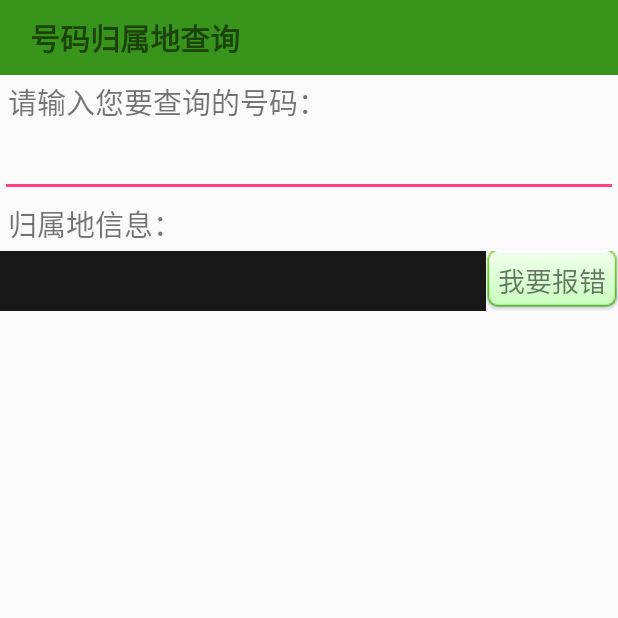
After one commit to huwangzhang/MobileSafe20, an Android app: the AddressQueryActivity screen opened directly, with no data from a screen before it, on a phone screen of 412 x 824 dp, the top half of it. The commit adds this screen. Run offline under Robolectric (Android 15) with nearby library versions, the phone set to English and light mode, and no system bars.

Commit message:
手机卫士

```diff
--- /dev/null
+++ b/app/src/main/java/com/example/huwang/mobilesafe20/activity/AddressQueryActivity.java
@@ -0,0 +1,19 @@
+package com.example.huwang.mobilesafe20.activity;
+
+import android.app.Activity;
+import android.os.Bundle;
+import android.support.annotation.Nullable;
+
+import com.example.huwang.mobilesafe20.R;
+
+/**
+ * Created by huwang on 2017/4/3.
+ */
+
+public class AddressQueryActivity extends Activity {
+    @Override
+    protected void onCreate(@Nullable Bundle savedInstanceState) {
+        super.onCreate(savedInstanceState);
+        setContentView(R.layout.activity_address_query);
+    }
+}
--- a/app/src/main/java/com/example/huwang/mobilesafe20/activity/SplashActivity.java
+++ b/app/src/main/java/com/example/huwang/mobilesafe20/activity/SplashActivity.java
@@ -1,10 +1,8 @@
 package com.example.huwang.mobilesafe20.activity;
 
 
-import android.Manifest;
 import android.app.Activity;
 import android.app.AlertDialog;
-import android.app.Application;
 import android.app.Dialog;
 import android.content.Context;
 import android.content.DialogInterface;
@@ -48,7 +46,7 @@ public class SplashActivity extends Activity {
         // AlphaAnimation anim=new AlphaAnimation(透明度开始,透明度 结束)
         AlphaAnimation anim = new AlphaAnimation(0.5f, 1.0f);
         // 时长
-        anim.setDuration(3000);
+        anim.setDuration(1000);
         // 作用于哪个范围
         findViewById(R.id.root).startAnimation(anim);
 
--- /dev/null
+++ b/app/src/main/res/layout/activity_address_query.xml
@@ -0,0 +1,52 @@
+<?xml version="1.0" encoding="utf-8"?>
+<LinearLayout xmlns:android="http://schemas.android.com/apk/res/android"
+    xmlns:tools="http://schemas.android.com/tools"
+    android:layout_width="match_parent"
+    android:layout_height="match_parent"
+    android:orientation="vertical"
+    tools:context="com.example.huwang.mobilesafe20.MainActivity">
+
+    <!--标题-->
+    <TextView
+        style="@style/Setting_Title"
+        android:text="号码归属地查询"
+       />
+    <TextView
+        android:layout_width="match_parent"
+        android:layout_height="wrap_content"
+        style="@style/Setting_Text"
+        android:text="请输入您要查询的号码："/>
+    <EditText
+        android:inputType="phone"
+        android:layout_width="match_parent"
+        android:layout_height="wrap_content"
+        android:singleLine="true"/>
+
+    <TextView
+        android:layout_width="match_parent"
+        android:layout_height="wrap_content"
+        style="@style/Setting_Text"
+        android:text="归属地信息："/>
+
+    <LinearLayout
+        android:orientation="horizontal"
+        android:layout_width="match_parent"
+        android:layout_height="40dp">
+
+        <TextView
+            android:layout_gravity="center_vertical"
+            android:textColor="#ffffff"
+            android:layout_width="0dp"
+            android:layout_weight="1"
+            android:background="#181818"
+            android:gravity="left|center_vertical"
+            android:layout_height="match_parent"/>
+        <Button
+            android:text="我要报错"
+            android:layout_gravity="center_vertical"
+            style="@style/Setting_Button"
+            android:layout_width="wrap_content"
+            android:layout_height="wrap_content" />
+    </LinearLayout>
+
+</LinearLayout>
```
Also changed, not shown: app/src/main/AndroidManifest.xml (+18 -4 lines), app/src/main/java/com/example/huwang/mobilesafe20/activity/ToolCollectionActivity.java (added, +43 -0 lines), app/src/main/res/layout/activity_end.xml (+11 -1 lines), app/src/main/res/layout/activity_set1.xml (+17 -3 lines), app/src/main/res/layout/activity_set2.xml (+11 -5 lines), app/src/main/res/layout/activity_set3.xml (+12 -3 lines), app/src/main/res/layout/activity_set4.xml (+11 -3 lines), app/src/main/res/layout/activity_tool_collection.xml (added, +44 -0 lines), 73 other files.
